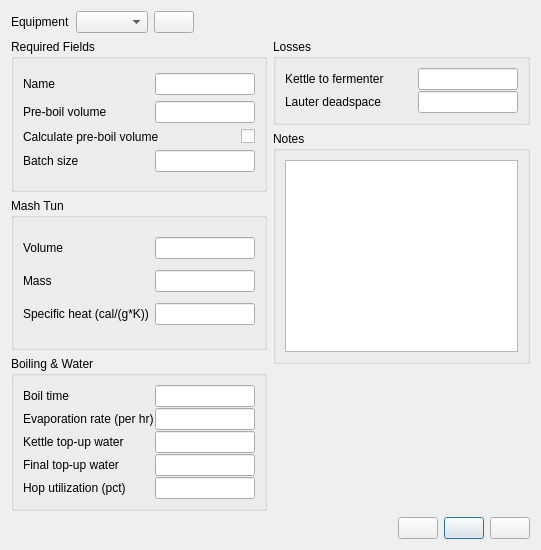
Qt form ui/equipmentEditor.ui (Brewtarget/brewtarget) before a commit.
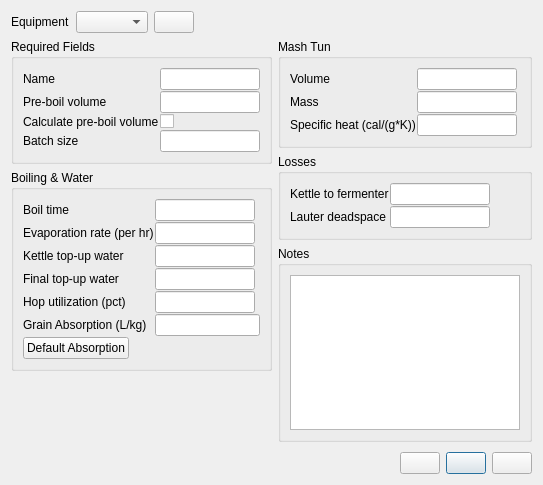
The same form after that commit. Icons and pictures are not drawn. Custom widgets are drawn as their Qt base class.

Commit message: Added ability to modify grain absorption. Fixes issue 3006470.

The edit to the form file:
```diff
--- a/ui/equipmentEditor.ui
+++ b/ui/equipmentEditor.ui
@@ -6,8 +6,8 @@
    <rect>
     <x>0</x>
     <y>0</y>
-    <width>541</width>
-    <height>550</height>
+    <width>543</width>
+    <height>485</height>
    </rect>
   </property>
   <property name="windowTitle">
@@ -88,8 +88,8 @@
            <number>1</number>
           </property>
           <item>
-           <layout class="QHBoxLayout" name="horizontalLayout_4">
-            <item>
+           <layout class="QFormLayout" name="formLayout">
+            <item row="0" column="0">
              <widget class="QLabel" name="label_2">
               <property name="sizePolicy">
                <sizepolicy hsizetype="Expanding" vsizetype="Preferred">
@@ -102,7 +102,7 @@
               </property>
              </widget>
             </item>
-            <item>
+            <item row="0" column="1">
              <widget class="QLineEdit" name="lineEdit_name">
               <property name="sizePolicy">
                <sizepolicy hsizetype="Fixed" vsizetype="Fixed">
@@ -127,11 +127,7 @@
               </property>
              </widget>
             </item>
-           </layout>
-          </item>
-          <item>
-           <layout class="QHBoxLayout" name="horizontalLayout_3">
-            <item>
+            <item row="1" column="0">
              <widget class="QLabel" name="label_3">
               <property name="sizePolicy">
                <sizepolicy hsizetype="Expanding" vsizetype="Preferred">
@@ -144,7 +140,7 @@
               </property>
              </widget>
             </item>
-            <item>
+            <item row="1" column="1">
              <widget class="QLineEdit" name="lineEdit_boilSize">
               <property name="sizePolicy">
                <sizepolicy hsizetype="Fixed" vsizetype="Fixed">
@@ -169,11 +165,7 @@
               </property>
              </widget>
             </item>
-           </layout>
-          </item>
-          <item>
-           <layout class="QHBoxLayout" name="horizontalLayout_2">
-            <item>
+            <item row="2" column="0">
              <widget class="QLabel" name="label_4">
               <property name="sizePolicy">
                <sizepolicy hsizetype="Expanding" vsizetype="Preferred">
@@ -189,7 +181,7 @@
               </property>
              </widget>
             </item>
-            <item>
+            <item row="2" column="1">
              <widget class="QCheckBox" name="checkBox_calcBoilVolume">
               <property name="toolTip">
                <string>Automatically fill in pre-boil volume</string>
@@ -199,11 +191,7 @@
               </property>
              </widget>
             </item>
-           </layout>
-          </item>
-          <item>
-           <layout class="QHBoxLayout" name="horizontalLayout">
-            <item>
+            <item row="3" column="0">
              <widget class="QLabel" name="label_5">
               <property name="sizePolicy">
                <sizepolicy hsizetype="Expanding" vsizetype="Preferred">
@@ -216,7 +204,7 @@
               </property>
              </widget>
             </item>
-            <item>
+            <item row="3" column="1">
              <widget class="QLineEdit" name="lineEdit_batchSize">
               <property name="sizePolicy">
                <sizepolicy hsizetype="Fixed" vsizetype="Fixed">
@@ -246,144 +234,6 @@
          </layout>
         </widget>
        </item>
-       <item>
-        <widget class="QGroupBox" name="groupBox_2">
-         <property name="title">
-          <string>Mash Tun</string>
-         </property>
-         <layout class="QVBoxLayout" name="verticalLayout_2">
-          <property name="spacing">
-           <number>1</number>
-          </property>
-          <item>
-           <layout class="QHBoxLayout" name="horizontalLayout_8">
-            <item>
-             <widget class="QLabel" name="label_6">
-              <property name="sizePolicy">
-               <sizepolicy hsizetype="Expanding" vsizetype="Preferred">
-                <horstretch>0</horstretch>
-                <verstretch>0</verstretch>
-               </sizepolicy>
-              </property>
-              <property name="text">
-               <string>Volume</string>
-              </property>
-             </widget>
-            </item>
-            <item>
-             <widget class="QLineEdit" name="lineEdit_tunVolume">
-              <property name="sizePolicy">
-               <sizepolicy hsizetype="Fixed" vsizetype="Fixed">
-                <horstretch>100</horstretch>
-                <verstretch>0</verstretch>
-               </sizepolicy>
-              </property>
-              <property name="minimumSize">
-               <size>
-                <width>100</width>
-                <height>0</height>
-               </size>
-              </property>
-              <property name="maximumSize">
-               <size>
-                <width>100</width>
-                <height>16777215</height>
-               </size>
-              </property>
-              <property name="toolTip">
-               <string>Volume of mash tun</string>
-              </property>
-             </widget>
-            </item>
-           </layout>
-          </item>
-          <item>
-           <layout class="QHBoxLayout" name="horizontalLayout_7">
-            <item>
-             <widget class="QLabel" name="label_7">
-              <property name="sizePolicy">
-               <sizepolicy hsizetype="Expanding" vsizetype="Preferred">
-                <horstretch>0</horstretch>
-                <verstretch>0</verstretch>
-               </sizepolicy>
-              </property>
-              <property name="text">
-               <string>Mass</string>
-              </property>
-             </widget>
-            </item>
-            <item>
-             <widget class="QLineEdit" name="lineEdit_tunWeight">
-              <property name="sizePolicy">
-               <sizepolicy hsizetype="Fixed" vsizetype="Fixed">
-                <horstretch>100</horstretch>
-                <verstretch>0</verstretch>
-               </sizepolicy>
-              </property>
-              <property name="minimumSize">
-               <size>
-                <width>100</width>
-                <height>0</height>
-               </size>
-              </property>
-              <property name="maximumSize">
-               <size>
-                <width>100</width>
-                <height>16777215</height>
-               </size>
-              </property>
-              <property name="toolTip">
-               <string>Mass or weight of mash tun</string>
-              </property>
-             </widget>
-            </item>
-           </layout>
-          </item>
-          <item>
-           <layout class="QHBoxLayout" name="horizontalLayout_6">
-            <item>
-             <widget class="QLabel" name="label_8">
-              <property name="sizePolicy">
-               <sizepolicy hsizetype="Expanding" vsizetype="Preferred">
-                <horstretch>0</horstretch>
-                <verstretch>0</verstretch>
-               </sizepolicy>
-              </property>
-              <property name="text">
-               <string>Specific heat (cal/(g*K))</string>
-              </property>
-             </widget>
-            </item>
-            <item>
-             <widget class="QLineEdit" name="lineEdit_tunSpecificHeat">
-              <property name="sizePolicy">
-               <sizepolicy hsizetype="Fixed" vsizetype="Fixed">
-                <horstretch>100</horstretch>
-                <verstretch>0</verstretch>
-               </sizepolicy>
-              </property>
-              <property name="minimumSize">
-               <size>
-                <width>100</width>
-                <height>0</height>
-               </size>
-              </property>
-              <property name="maximumSize">
-               <size>
-                <width>100</width>
-                <height>16777215</height>
-               </size>
-              </property>
-              <property name="toolTip">
-               <string>Specific heat of mash tun</string>
-              </property>
-             </widget>
-            </item>
-           </layout>
-          </item>
-         </layout>
-        </widget>
-       </item>
        <item>
         <widget class="QGroupBox" name="groupBox_3">
          <property name="title">
@@ -394,8 +244,8 @@
            <number>1</number>
           </property>
           <item>
-           <layout class="QHBoxLayout" name="horizontalLayout_9">
-            <item>
+           <layout class="QFormLayout" name="formLayout_5">
+            <item row="0" column="0">
              <widget class="QLabel" name="label_9">
               <property name="sizePolicy">
                <sizepolicy hsizetype="Expanding" vsizetype="Preferred">
@@ -408,7 +258,7 @@
               </property>
              </widget>
             </item>
-            <item>
+            <item row="0" column="1">
              <widget class="QLineEdit" name="lineEdit_boilTime">
               <property name="sizePolicy">
                <sizepolicy hsizetype="Fixed" vsizetype="Fixed">
@@ -433,11 +283,7 @@
               </property>
              </widget>
             </item>
-           </layout>
-          </item>
-          <item>
-           <layout class="QHBoxLayout" name="horizontalLayout_10">
-            <item>
+            <item row="1" column="0">
              <widget class="QLabel" name="label_10">
               <property name="sizePolicy">
                <sizepolicy hsizetype="Expanding" vsizetype="Preferred">
@@ -450,7 +296,7 @@
               </property>
              </widget>
             </item>
-            <item>
+            <item row="1" column="1">
              <widget class="QLineEdit" name="lineEdit_evaporationRate">
               <property name="sizePolicy">
                <sizepolicy hsizetype="Fixed" vsizetype="Fixed">
@@ -475,11 +321,7 @@
               </property>
              </widget>
             </item>
-           </layout>
-          </item>
-          <item>
-           <layout class="QHBoxLayout" name="horizontalLayout_11">
-            <item>
+            <item row="2" column="0">
              <widget class="QLabel" name="label_11">
               <property name="sizePolicy">
                <sizepolicy hsizetype="Expanding" vsizetype="Preferred">
@@ -492,7 +334,7 @@
               </property>
              </widget>
             </item>
-            <item>
+            <item row="2" column="1">
              <widget class="QLineEdit" name="lineEdit_topUpKettle">
               <property name="sizePolicy">
                <sizepolicy hsizetype="Fixed" vsizetype="Fixed">
@@ -517,11 +359,7 @@
               </property>
              </widget>
             </item>
-           </layout>
-          </item>
-          <item>
-           <layout class="QHBoxLayout" name="horizontalLayout_12">
-            <item>
+            <item row="3" column="0">
              <widget class="QLabel" name="label_12">
               <property name="sizePolicy">
                <sizepolicy hsizetype="Expanding" vsizetype="Preferred">
@@ -534,7 +372,7 @@
               </property>
              </widget>
             </item>
-            <item>
+            <item row="3" column="1">
              <widget class="QLineEdit" name="lineEdit_topUpWater">
               <property name="sizePolicy">
                <sizepolicy hsizetype="Fixed" vsizetype="Fixed">
@@ -559,11 +397,7 @@
               </property>
              </widget>
             </item>
-           </layout>
-          </item>
-          <item>
-           <layout class="QHBoxLayout" name="horizontalLayout_13">
-            <item>
+            <item row="4" column="0">
              <widget class="QLabel" name="label_13">
               <property name="sizePolicy">
                <sizepolicy hsizetype="Expanding" vsizetype="Preferred">
@@ -576,7 +410,7 @@
               </property>
              </widget>
             </item>
-            <item>
+            <item row="4" column="1">
              <widget class="QLineEdit" name="lineEdit_hopUtilization">
               <property name="sizePolicy">
                <sizepolicy hsizetype="Fixed" vsizetype="Fixed">
@@ -601,15 +435,178 @@
               </property>
              </widget>
             </item>
+            <item row="5" column="0">
+             <widget class="QLabel" name="label_16">
+              <property name="text">
+               <string>Grain Absorption (L/kg)</string>
+              </property>
+             </widget>
+            </item>
+            <item row="6" column="0">
+             <widget class="QPushButton" name="pushButton_absorption">
+              <property name="text">
+               <string>Default Absorption</string>
+              </property>
+             </widget>
+            </item>
+            <item row="5" column="1">
+             <widget class="QLineEdit" name="lineEdit_grainAbsorption"/>
+            </item>
            </layout>
           </item>
          </layout>
         </widget>
        </item>
+       <item>
+        <spacer name="verticalSpacer_2">
+         <property name="orientation">
+          <enum>Qt::Vertical</enum>
+         </property>
+         <property name="sizeHint" stdset="0">
+          <size>
+           <width>20</width>
+           <height>40</height>
+          </size>
+         </property>
+        </spacer>
+       </item>
       </layout>
      </item>
      <item>
       <layout class="QVBoxLayout" name="verticalLayout_7">
+       <item>
+        <widget class="QGroupBox" name="groupBox_2">
+         <property name="title">
+          <string>Mash Tun</string>
+         </property>
+         <layout class="QVBoxLayout" name="verticalLayout_2">
+          <property name="spacing">
+           <number>1</number>
+          </property>
+          <item>
+           <layout class="QFormLayout" name="formLayout_2">
+            <property name="fieldGrowthPolicy">
+             <enum>QFormLayout::ExpandingFieldsGrow</enum>
+            </property>
+            <item row="0" column="0">
+             <widget class="QLabel" name="label_6">
+              <property name="sizePolicy">
+               <sizepolicy hsizetype="Expanding" vsizetype="Preferred">
+                <horstretch>0</horstretch>
+                <verstretch>0</verstretch>
+               </sizepolicy>
+              </property>
+              <property name="text">
+               <string>Volume</string>
+              </property>
+             </widget>
+            </item>
+            <item row="0" column="1">
+             <widget class="QLineEdit" name="lineEdit_tunVolume">
+              <property name="sizePolicy">
+               <sizepolicy hsizetype="Fixed" vsizetype="Fixed">
+                <horstretch>100</horstretch>
+                <verstretch>0</verstretch>
+               </sizepolicy>
+              </property>
+              <property name="minimumSize">
+               <size>
+                <width>100</width>
+                <height>0</height>
+               </size>
+              </property>
+              <property name="maximumSize">
+               <size>
+                <width>100</width>
+                <height>16777215</height>
+               </size>
+              </property>
+              <property name="toolTip">
+               <string>Volume of mash tun</string>
+              </property>
+             </widget>
+            </item>
+            <item row="1" column="0">
+             <widget class="QLabel" name="label_7">
+              <property name="sizePolicy">
+               <sizepolicy hsizetype="Expanding" vsizetype="Preferred">
+                <horstretch>0</horstretch>
+                <verstretch>0</verstretch>
+               </sizepolicy>
+              </property>
+              <property name="text">
+               <string>Mass</string>
+              </property>
+             </widget>
+            </item>
+            <item row="1" column="1">
+             <widget class="QLineEdit" name="lineEdit_tunWeight">
+              <property name="sizePolicy">
+               <sizepolicy hsizetype="Fixed" vsizetype="Fixed">
+                <horstretch>100</horstretch>
+                <verstretch>0</verstretch>
+               </sizepolicy>
+              </property>
+              <property name="minimumSize">
+               <size>
+                <width>100</width>
+                <height>0</height>
+               </size>
+              </property>
+              <property name="maximumSize">
+               <size>
+                <width>100</width>
+                <height>16777215</height>
+               </size>
+              </property>
+              <property name="toolTip">
+               <string>Mass or weight of mash tun</string>
+              </property>
+             </widget>
+            </item>
+            <item row="2" column="0">
+             <widget class="QLabel" name="label_8">
+              <property name="sizePolicy">
+               <sizepolicy hsizetype="Expanding" vsizetype="Preferred">
+                <horstretch>0</horstretch>
+                <verstretch>0</verstretch>
+               </sizepolicy>
+              </property>
+              <property name="text">
+               <string>Specific heat (cal/(g*K))</string>
+              </property>
+             </widget>
+            </item>
+            <item row="2" column="1">
+             <widget class="QLineEdit" name="lineEdit_tunSpecificHeat">
+              <property name="sizePolicy">
+               <sizepolicy hsizetype="Fixed" vsizetype="Fixed">
+                <horstretch>100</horstretch>
+                <verstretch>0</verstretch>
+               </sizepolicy>
+              </property>
+              <property name="minimumSize">
+               <size>
+                <width>100</width>
+                <height>0</height>
+               </size>
+              </property>
+              <property name="maximumSize">
+               <size>
+                <width>100</width>
+                <height>16777215</height>
+               </size>
+              </property>
+              <property name="toolTip">
+               <string>Specific heat of mash tun</string>
+              </property>
+             </widget>
+            </item>
+           </layout>
+          </item>
+         </layout>
+        </widget>
+       </item>
        <item>
         <widget class="QGroupBox" name="groupBox_4">
          <property name="title">
@@ -620,8 +617,8 @@
            <number>1</number>
           </property>
           <item>
-           <layout class="QHBoxLayout" name="horizontalLayout_15">
-            <item>
+           <layout class="QFormLayout" name="formLayout_3">
+            <item row="0" column="0">
              <widget class="QLabel" name="label_14">
               <property name="sizePolicy">
                <sizepolicy hsizetype="Expanding" vsizetype="Preferred">
@@ -634,7 +631,7 @@
               </property>
              </widget>
             </item>
-            <item>
+            <item row="0" column="1">
              <widget class="QLineEdit" name="lineEdit_trubChillerLoss">
               <property name="sizePolicy">
                <sizepolicy hsizetype="Fixed" vsizetype="Fixed">
@@ -659,11 +656,7 @@
               </property>
              </widget>
             </item>
-           </layout>
-          </item>
-          <item>
-           <layout class="QHBoxLayout" name="horizontalLayout_14">
-            <item>
+            <item row="1" column="0">
              <widget class="QLabel" name="label_15">
               <property name="sizePolicy">
                <sizepolicy hsizetype="Expanding" vsizetype="Preferred">
@@ -676,7 +669,7 @@
               </property>
              </widget>
             </item>
-            <item>
+            <item row="1" column="1">
              <widget class="QLineEdit" name="lineEdit_lauterDeadspace">
               <property name="sizePolicy">
                <sizepolicy hsizetype="Fixed" vsizetype="Fixed">
```
The commit also changes 7 other files.
